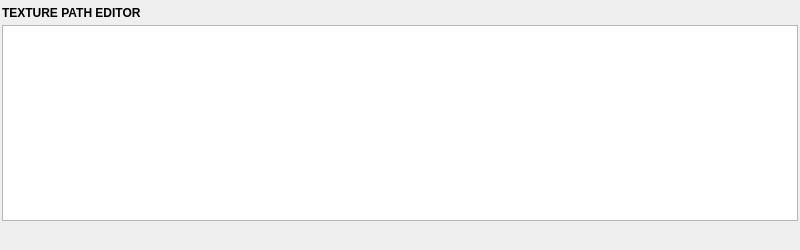
Above: mayatk/mat_utils/texture_path_editor.ui from m3trik/mayatk before the change. Below: the same form after it.
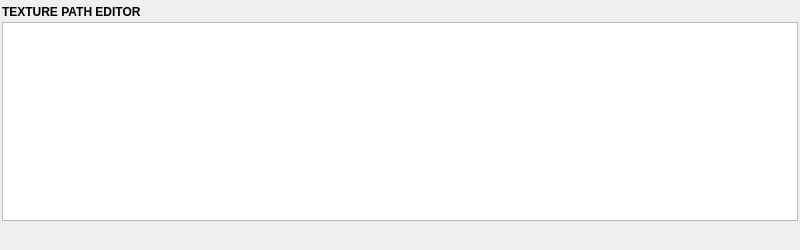
That is the form after the change. Custom widgets are drawn as their Qt base class.

What changed in the file:
```diff
--- a/mayatk/mat_utils/texture_path_editor.ui
+++ b/mayatk/mat_utils/texture_path_editor.ui
@@ -58,13 +58,13 @@
         <property name="minimumSize">
          <size>
           <width>0</width>
-          <height>22</height>
+          <height>19</height>
          </size>
         </property>
         <property name="maximumSize">
          <size>
           <width>9999</width>
-          <height>22</height>
+          <height>19</height>
          </size>
         </property>
         <property name="font">
```
